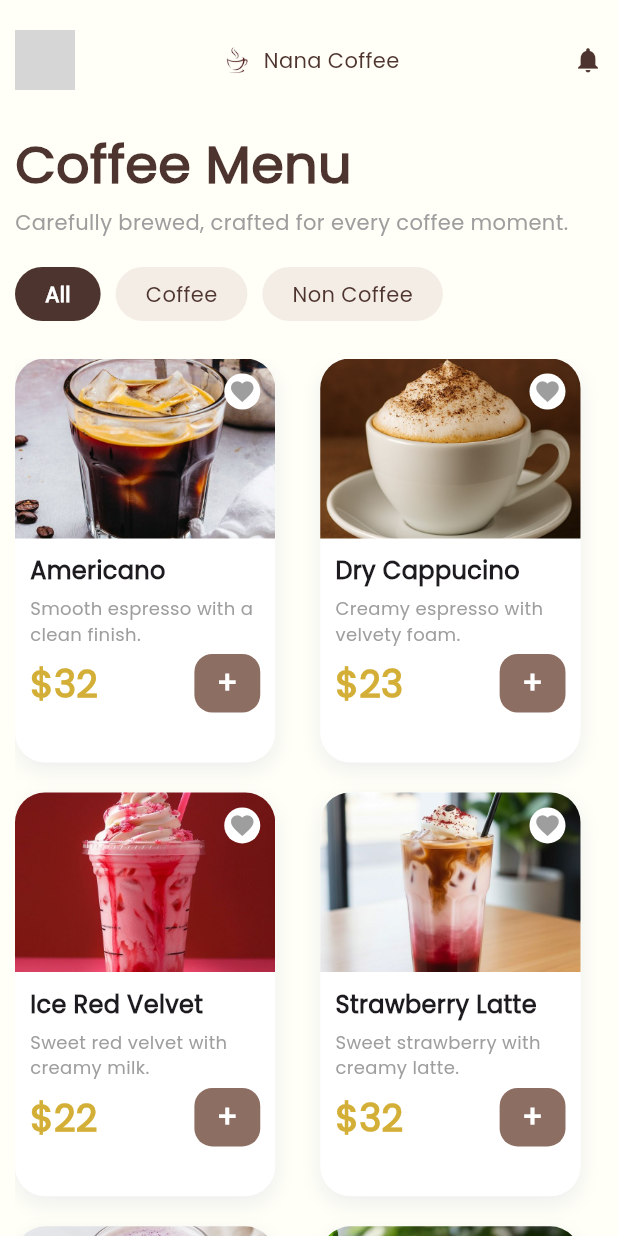
After one commit to hanjisun9/nafe-coffe, a Flutter app: the screen it shows after launch, on a phone screen of 412 x 824 dp. The commit adds this screen. Run offline on Flutter 3.47's test engine with Material 3 defaults, Android fonts, the phone set to English and light mode, and no system bars; network calls fail; grey boxes are pictures that could not be loaded.

Commit message:
menu don

```diff
--- a/lib/auth/register.dart
+++ b/lib/auth/register.dart
@@ -15,7 +15,7 @@ class _RegisterState extends State<Register> {
   @override
   Widget build(BuildContext context) {
     return Scaffold(
-      backgroundColor: Color(0xFFF5F5DC),
+      backgroundColor: Color.fromARGB(255, 255, 255, 247),
       body: SafeArea(
         child: SingleChildScrollView(
           child: Padding(
--- a/lib/main.dart
+++ b/lib/main.dart
@@ -2,6 +2,7 @@ import 'package:flutter/material.dart';
 import 'package:nafe_coffe/auth/login.dart';
 import 'package:nafe_coffe/auth/register.dart';
 import 'package:nafe_coffe/screens/home.dart';
+import 'package:nafe_coffe/screens/menu.dart';
 import 'package:nafe_coffe/screens/splashscreen.dart';
 
 void main() {
@@ -19,7 +20,7 @@ class MyApp extends StatelessWidget {
       theme: ThemeData(
         fontFamily: 'Poppins',
       ),
-      home: const Login(),
+      home: const Menu(),
     );
   }
 }
--- a/lib/screens/home.dart
+++ b/lib/screens/home.dart
@@ -1,4 +1,5 @@
 import 'package:flutter/material.dart';
+import 'package:nafe_coffe/screens/menu.dart';
 
 class Home extends StatefulWidget {
   const Home({super.key});
@@ -13,7 +14,7 @@ class _HomeState extends State<Home> {
       'name': 'Virtuoso Latte',
       'price': 25,
       'image': 'assets/images/latte.jpg',
-      'desc': 'Classic espresso blended with steamed milk.',
+      'desc': 'Smooth espresso with silky steamed milk.',
       'isFavorite': false,
     },
     {
@@ -50,10 +51,10 @@ class _HomeState extends State<Home> {
   Widget build(BuildContext context) {
     return SafeArea(
       child: Scaffold(
-        backgroundColor: Colors.white,
+        backgroundColor: Color.fromARGB(255, 255, 255, 247),
         body: SingleChildScrollView(
           child: Padding(
-            padding: const EdgeInsets.all(20),
+            padding: const EdgeInsets.symmetric(horizontal: 10),
             child: Column(
               mainAxisAlignment: MainAxisAlignment.start,
               children: [
@@ -61,6 +62,7 @@ class _HomeState extends State<Home> {
                   child: Stack(
                     alignment: Alignment.center,
                     children: [
+                      SizedBox(height: 20),
                       Row(
                         mainAxisAlignment: MainAxisAlignment.spaceBetween,
                         children: [
@@ -70,10 +72,13 @@ class _HomeState extends State<Home> {
                               'https://i.pinimg.com/736x/02/c2/5d/02c25d44b20f9d94caaf24c21c49861d.jpg',
                             ),
                           ),
-                          Icon(
-                            Icons.shopping_bag_outlined,
-                            color: Color(0xFF4E342E),
-                            size: 20,
+                          GestureDetector(
+                            onTap: () {},
+                            child: Icon(
+                              Icons.notifications,
+                              color: Color(0xFF4E342E),
+                              size: 20,
+                            ),
                           ),
                         ],
                       ),
@@ -100,14 +105,21 @@ class _HomeState extends State<Home> {
                 SizedBox(height: 25),
                 TextField(
                   decoration: InputDecoration(
-                    hintText: 'Search',
-                    hintStyle: TextStyle(color: Colors.grey.shade400),
+                    hintText: 'Find your favorite coffee...',
+                    hintStyle: TextStyle(color: Colors.grey.shade500),
                     prefixIcon: Icon(Icons.search),
                     filled: true,
-                    fillColor: Colors.grey.shade100,
-                    border: OutlineInputBorder(
-                      borderRadius: BorderRadius.circular(50),
-                      borderSide: BorderSide.none,
+                    fillColor: Colors.white,
+                    enabledBorder: OutlineInputBorder(
+                      borderRadius: BorderRadius.circular(12),
+                      borderSide: BorderSide(color: Colors.black12, width: 1),
+                    ),
+                    focusedBorder: OutlineInputBorder(
+                      borderRadius: BorderRadius.circular(12),
+                      borderSide: BorderSide(
+                        color: Color(0xFFD4AF37),
+                        width: 1,
+                      ),
                     ),
                   ),
                 ),
@@ -164,7 +176,7 @@ class _HomeState extends State<Home> {
                                     'View Now',
                                     style: TextStyle(
                                       color: Colors.white,
-                                      fontSize: 12,
+                                      fontSize: 14,
                                       fontFamily: 'Poppins',
                                       fontWeight: FontWeight.w600,
                                     ),
@@ -179,7 +191,7 @@ class _HomeState extends State<Home> {
                     ],
                   ),
                 ),
-                SizedBox(height: 25),
+                SizedBox(height: 10),
                 Row(
                   mainAxisAlignment: MainAxisAlignment.spaceBetween,
                   children: [
@@ -206,7 +218,7 @@ class _HomeState extends State<Home> {
                     ),
                   ],
                 ),
-                SizedBox(height: 25),
+                SizedBox(height: 10),
                 SizedBox(
                   height: 270,
                   child: ListView.builder(
@@ -232,7 +244,7 @@ class _HomeState extends State<Home> {
       margin: EdgeInsets.only(right: 15),
       decoration: BoxDecoration(
         color: Colors.white,
-        borderRadius: BorderRadius.circular(12),
+        borderRadius: BorderRadius.circular(20),
         boxShadow: [
           BoxShadow(
             color: Colors.grey.shade200,
--- /dev/null
+++ b/lib/screens/menu.dart
@@ -0,0 +1,328 @@
+import 'package:flutter/material.dart';
+
+class Menu extends StatefulWidget {
+  const Menu({super.key});
+
+  @override
+  State<Menu> createState() => _MenuState();
+}
+
+class _MenuState extends State<Menu> {
+  int selectedIndex = 0;
+
+  final List<String> categories = ["All", "Coffee", "Non Coffee"];
+  final List<Map<String, dynamic>> coffee = [
+    {
+      'name': 'Americano',
+      'price': 32,
+      'image': 'assets/images/americano.jpg',
+      'desc': 'Smooth espresso with a clean finish.',
+      'isFavorite': false,
+    },
+    {
+      'name': 'Dry Cappucino',
+      'price': 23,
+      'image': 'assets/images/dryCap.jpg',
+      'desc': 'Creamy espresso with velvety foam.',
+      'isFavorite': false,
+    },
+    {
+      'name': 'Ice Red Velvet',
+      'price': 22,
+      'image': 'assets/images/red.jpg',
+      'desc': 'Sweet red velvet with creamy milk.',
+      'isFavorite': false,
+    },
+    {
+      'name': 'Strawberry Latte',
+      'price': 32,
+      'image': 'assets/images/strawlat.jpg',
+      'desc': 'Sweet strawberry with creamy latte.',
+      'isFavorite': false,
+    },
+    {
+      'name': 'Taro Coffe',
+      'price': 39,
+      'image': 'assets/images/taro.jpg',
+      'desc': 'Creamy taro with rich espresso.',
+      'isFavorite': false,
+    },
+    {
+      'name': 'Vanilla Latte',
+      'price': 35,
+      'image': 'assets/images/vanilla.jpg',
+      'desc': 'Creamy latte with sweet vanilla.',
+      'isFavorite': false,
+    },
+        {
+      'name': 'Virtuoso Latte',
+      'price': 25,
+      'image': 'assets/images/latte.jpg',
+      'desc': 'Smooth espresso with silky steamed milk.',
+      'isFavorite': false,
+    },
+  ];
+
+  @override
+  Widget build(BuildContext context) {
+    return SafeArea(
+      child: Scaffold(
+        backgroundColor: Color.fromARGB(255, 255, 255, 247),
+        body: Padding(
+          padding: const EdgeInsets.symmetric(horizontal: 10),
+          child: Column(
+            mainAxisAlignment: MainAxisAlignment.start,
+            crossAxisAlignment: CrossAxisAlignment.start,
+            children: [
+              SizedBox(height: 20),
+              SizedBox(
+                child: Stack(
+                  alignment: Alignment.center,
+                  children: [
+                    Row(
+                      mainAxisAlignment: MainAxisAlignment.spaceBetween,
+                      children: [
+                        CircleAvatar(
+                          radius: 20,
+                          backgroundImage: NetworkImage(
+                            'https://i.pinimg.com/736x/02/c2/5d/02c25d44b20f9d94caaf24c21c49861d.jpg',
+                          ),
+                        ),
+                        GestureDetector(
+                          onTap: () {},
+                          child: Icon(
+                            Icons.notifications,
+                            color: Color(0xFF4E342E),
+                            size: 20,
+                          ),
+                        ),
+                      ],
+                    ),
+
+                    Row(
+                      mainAxisSize: MainAxisSize.min,
+                      children: [
+                        Image.asset('assets/icons/logo.png', width: 25),
+                        SizedBox(width: 5),
+                        Text(
+                          'Nana Coffee',
+                          style: TextStyle(
+                            fontFamily: 'Poppins',
+                            fontSize: 14,
+                            color: Color(0xFF4E342E),
+                          ),
+                        ),
+                      ],
+                    ),
+                  ],
+                ),
+              ),
+
+              SizedBox(height: 25),
+              Text(
+                'Coffee Menu',
+                style: TextStyle(
+                  fontFamily: 'Poppins',
+                  fontSize: 35,
+                  color: Color(0xFF4E342E),
+                  fontWeight: FontWeight.w700,
+                ),
+              ),
+              SizedBox(height: 3),
+              Text(
+                'Carefully brewed, crafted for every coffee moment.',
+                style: TextStyle(
+                  fontFamily: 'Poppins',
+                  fontSize: 14,
+                  color: Colors.grey,
+                  fontWeight: FontWeight.w500,
+                ),
+              ),
+
+              SizedBox(height: 20),
+              Row(
+                children: List.generate(categories.length, (index) {
+                  final isSelected = selectedIndex == index;
+
+                  return GestureDetector(
+                    onTap: () {
+                      setState(() {
+                        selectedIndex = index;
+                      });
+                    },
+                    child: Container(
+                      margin: const EdgeInsets.only(right: 10),
+                      padding: const EdgeInsets.symmetric(
+                        horizontal: 20,
+                        vertical: 8,
+                      ),
+                      decoration: BoxDecoration(
+                        color: isSelected
+                            ? const Color(0xFF4E342E)
+                            : const Color(0xFFF3EDE5),
+                        borderRadius: BorderRadius.circular(20),
+                      ),
+                      child: Text(
+                        categories[index],
+                        style: TextStyle(
+                          fontFamily: 'Poppins',
+                          fontSize: 14,
+                          color: isSelected
+                              ? Colors.white
+                              : const Color(0xFF4E342E),
+                          fontWeight: isSelected
+                              ? FontWeight.w600
+                              : FontWeight.w400,
+                        ),
+                      ),
+                    ),
+                  );
+                }),
+              ),
+
+              SizedBox(height: 25),
+              Expanded(
+                child: GridView.builder(
+                  padding: EdgeInsets.zero,
+                  itemCount: coffee.length,
+                  gridDelegate: const SliverGridDelegateWithMaxCrossAxisExtent(
+                    maxCrossAxisExtent: 220,
+                    mainAxisSpacing: 20,
+                    crossAxisSpacing: 15,
+                    childAspectRatio: 0.7,
+                  ),
+                  itemBuilder: (context, index) {
+                    final item = coffee[index];
+                    return GestureDetector(
+                      onTap: () {},
+                      child: Container(
+                        height: 180,
+                        margin: EdgeInsets.only(right: 15),
+                        decoration: BoxDecoration(
+                          color: Colors.white,
+                          borderRadius: BorderRadius.circular(20),
+                          boxShadow: [
+                            BoxShadow(
+                              color: Colors.grey.shade200,
+                              blurRadius: 10,
+                              offset: Offset(0, 5),
+                            ),
+                          ],
+                        ),
+                        child: Column(
+                          crossAxisAlignment: CrossAxisAlignment.start,
+                          children: [
+                            Stack(
+                              children: [
+                                ClipRRect(
+                                  borderRadius: BorderRadius.vertical(
+                                    top: Radius.circular(20),
+                                  ),
+                                  child: Image.asset(
+                                    item['image'],
+                                    height: 120,
+                                    width: double.infinity,
+                                    fit: BoxFit.cover,
+                                  ),
+                                ),
+                                Positioned(
+                                  top: 10,
+                                  right: 10,
+                                  child: InkWell(
+                                    onTap: () {
+                                      setState(() {
+                                        coffee[index]['isFavorite'] =
+                                            !coffee[index]['isFavorite'];
+                                      });
+                                    },
+                                    child: CircleAvatar(
+                                      radius: 12,
+                                      backgroundColor: Colors.white,
+                                      child: Icon(
+                                        Icons.favorite,
+                                        size: 18,
+                                        color: item['isFavorite']
+                                            ? Colors.red
+                                            : Colors.grey,
+                                      ),
+                                    ),
+                                  ),
+                                ),
+                              ],
+                            ),
+                            Padding(
+                              padding: EdgeInsets.all(10),
+                              child: Column(
+                                crossAxisAlignment: CrossAxisAlignment.start,
+                                children: [
+                                  Text(
+                                    item['name'],
+                                    style: TextStyle(
+                                      fontWeight: FontWeight.w700,
+                                      fontSize: 16,
+                                    ),
+                                  ),
+                                  SizedBox(height: 5),
+                                  Text(
+                                    item['desc'],
+                                    style: TextStyle(
+                                      fontFamily: 'Poppins',
+                                      fontSize: 12,
+                                      fontWeight: FontWeight.w500,
+                                      color: Colors.grey.shade500,
+                                    ),
+                                  ),
+                                  SizedBox(height: 5),
+                                  Row(
+                                    mainAxisAlignment:
+                                        MainAxisAlignment.spaceBetween,
+                                    children: [
+                                      Text(
+                                        ('\$${item['price']}'),
+                                        style: TextStyle(
+                                          fontFamily: 'Poppins',
+                                          fontSize: 25,
+                                          fontWeight: FontWeight.w700,
+                                          color: Color(0xFFD4AF37),
+                                        ),
+                                      ),
+
+                                      Container(
+                                        padding: EdgeInsets.symmetric(
+                                          horizontal: 15,
+                                          vertical: 5,
+                                        ),
+                                        decoration: BoxDecoration(
+                                          color: Color(0xFF8D6E63),
+                                          borderRadius: BorderRadius.circular(
+                                            12,
+                                          ),
+                                        ),
+                                        child: Text(
+                                          '+',
+                                          style: TextStyle(
+                                            fontSize: 20,
+                                            fontWeight: FontWeight.w800,
+                                            color: Colors.white,
+                                          ),
+                                        ),
+                                      ),
+                                    ],
+                                  ),
+                                ],
+                              ),
+                            ),
+                          ],
+                        ),
+                      ),
+                    );
+                  },
+                ),
+              ),
+            ],
+          ),
+        ),
+      ),
+    );
+  }
+}
--- /dev/null
+++ b/lib/screens/menuDetail.dart
@@ -0,0 +1,15 @@
+import 'package:flutter/material.dart';
+
+class menuDetail extends StatefulWidget {
+  const menuDetail({super.key});
+
+  @override
+  State<menuDetail> createState() => _menuDetailState();
+}
+
+class _menuDetailState extends State<menuDetail> {
+  @override
+  Widget build(BuildContext context) {
+    return Scaffold();
+  }
+}
```
Also changed, not shown: assets/images/red.jpg (added), assets/images/straw.jpg (added), assets/images/strawlat.jpg (added).
